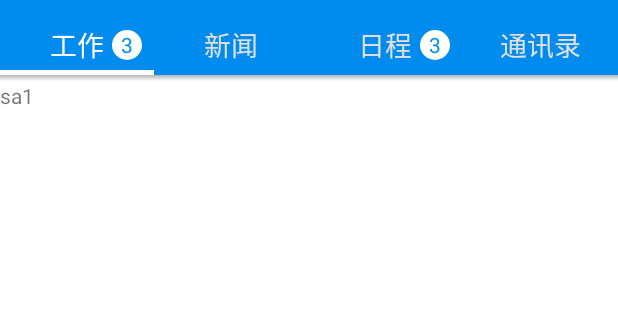
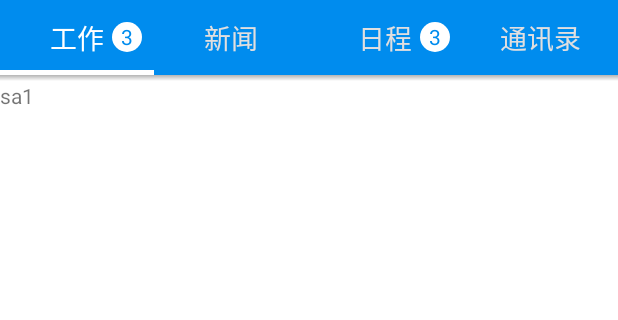
Before and after one commit to wbq19920501/SWSMEP, an Android app: the MainActivity screen opened directly, with no data from a screen before it, on a phone screen of 412 x 824 dp, the part 75-395 px from its top. Run offline under Robolectric (Android 15) with nearby library versions, the phone set to English and light mode, and no system bars; our stand-ins replace CircleImageView; libraries missing offline, so code that uses them is left out: org.xutils, org.xutils.common, org.xutils.http, org.xutils.image, org.xutils.x; pictures from the network do not load; 10 statements that could not run were skipped.

Commit message:
主页通讯录相关调整

```diff
--- a/app/src/main/res/layout/activity_main.xml
+++ b/app/src/main/res/layout/activity_main.xml
@@ -109,14 +109,13 @@
                     </LinearLayout>
                 </RelativeLayout>
                 <LinearLayout
-                    android:layout_marginTop="10dp"
                     android:layout_width="match_parent"
-                    android:layout_height="40dp"
+                    android:layout_height="50dp"
                     android:orientation="horizontal">
                     <RelativeLayout
                         android:id="@+id/tab1"
                         android:layout_width="0dp"
-                        android:layout_height="40dp"
+                        android:layout_height="match_parent"
                         android:layout_weight="1">
                         <TextView
                             android:id="@+id/main_tab1"
@@ -149,7 +148,7 @@
                     <RelativeLayout
                         android:id="@+id/tab2"
                         android:layout_width="0dp"
-                        android:layout_height="40dp"
+                        android:layout_height="match_parent"
                         android:layout_weight="1">
                         <TextView
                             android:id="@+id/main_tab2"
@@ -171,7 +170,7 @@
                     <RelativeLayout
                         android:id="@+id/tab3"
                         android:layout_width="0dp"
-                        android:layout_height="40dp"
+                        android:layout_height="match_parent"
                         android:layout_weight="1">
                         <TextView
                             android:id="@+id/main_tab3"
@@ -205,7 +204,7 @@
                     <RelativeLayout
                         android:id="@+id/tab4"
                         android:layout_width="0dp"
-                        android:layout_height="40dp"
+                        android:layout_height="match_parent"
                         android:layout_weight="1">
                         <TextView
                             android:id="@+id/main_tab4"
--- a/app/src/main/res/layout/linkman_item.xml
+++ b/app/src/main/res/layout/linkman_item.xml
@@ -7,7 +7,7 @@
         android:layout_width="18dp"
         android:layout_height="18dp"
         android:background="@mipmap/linkman_img"
-        android:layout_marginLeft="30dp"
+        android:layout_marginLeft="15dp"
         android:layout_marginTop="15dp"/>
     <LinearLayout
         android:paddingLeft="10dp"
@@ -35,14 +35,14 @@
         android:layout_height="60dp">
         <ImageView
             android:id="@+id/link_call"
-            android:layout_marginRight="60dp"
+            android:layout_marginRight="40dp"
             android:layout_alignParentRight="true"
             android:layout_centerVertical="true"
             android:layout_width="24dp"
             android:layout_height="24dp"
             android:background="@mipmap/call"/>
         <ImageView
-            android:layout_marginRight="30dp"
+            android:layout_marginRight="20dp"
             android:id="@+id/link_msg"
             android:layout_toLeftOf="@id/link_call"
             android:layout_centerVertical="true"
--- a/app/src/main/res/layout/phone0.xml
+++ b/app/src/main/res/layout/phone0.xml
@@ -1,9 +1,9 @@
 <?xml version="1.0" encoding="utf-8"?>
 <RelativeLayout xmlns:android="http://schemas.android.com/apk/res/android"
     android:layout_width="match_parent"
-    android:layout_height="@dimen/height"
-    android:paddingTop="10dp"
-    android:paddingBottom="10dp">
+    android:layout_height="60dp"
+    android:paddingTop="15dp"
+    android:paddingBottom="15dp">
     <TextView
         android:id="@+id/phone0_text"
         android:paddingLeft="10dp"
--- a/app/src/main/res/values/dimens.xml
+++ b/app/src/main/res/values/dimens.xml
@@ -10,7 +10,7 @@
     <dimen name="main_tab">18sp</dimen>
     <dimen name="crop__bar_height">48dp</dimen>
     <!-- 通讯录相关 -->
-    <dimen name="phone_text">14sp</dimen>
+    <dimen name="phone_text">18sp</dimen>
     <dimen name="height">50dp</dimen>
     <dimen name="left_distance">30dp</dimen>
     <dimen name="line_height">1dp</dimen>
```
Also changed, not shown: 1 other file.
